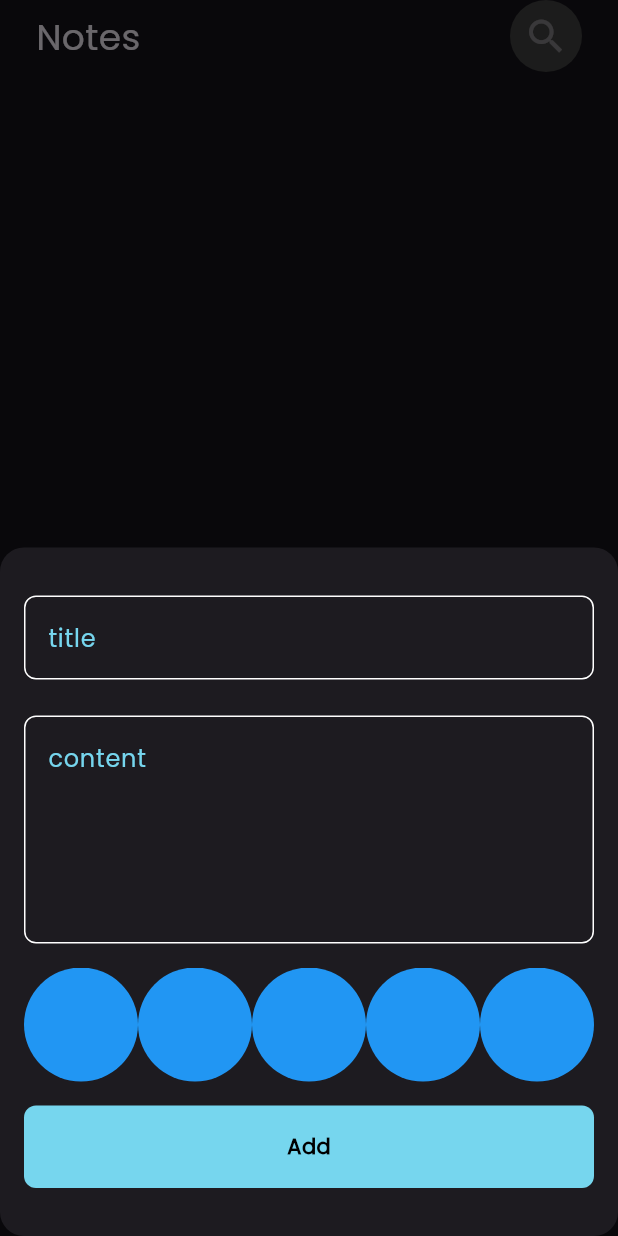
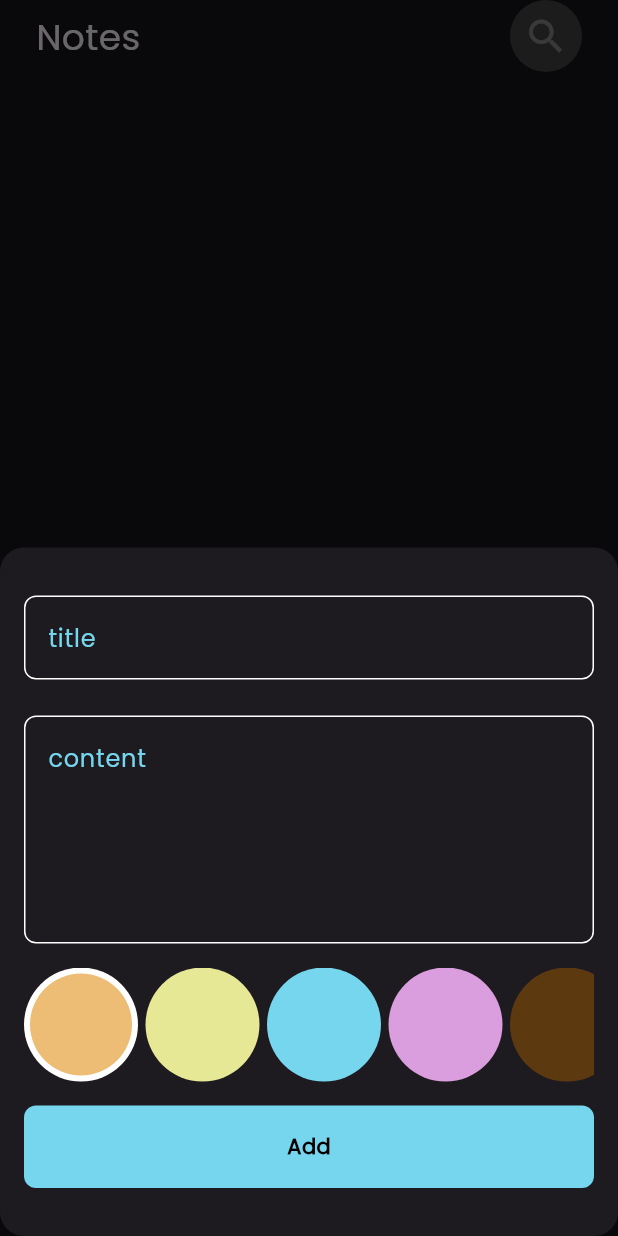
Before and after one commit to KARIMARAFAT/notes_app, a Flutter app: the screen it shows after launch, after a tap on the "add" icon, on a phone screen of 412 x 824 dp. Run offline on Flutter 3.47's test engine with Material 3 defaults, Android fonts, the phone set to English and light mode, and no system bars; our stand-ins replace flutter_bloc, font_awesome_flutter, hive, hive_flutter; missing offline and left inert: dart:ffi; accounts and stored records are empty.

Commit message:
complete add colors to notes and choose from add form

```diff
--- a/lib/cubits/add_note_cubit/add_note_cubit_cubit.dart
+++ b/lib/cubits/add_note_cubit/add_note_cubit_cubit.dart
@@ -1,3 +1,4 @@
+import 'package:flutter/widgets.dart';
 import 'package:flutter_bloc/flutter_bloc.dart';
 import 'package:hive/hive.dart';
 import 'package:notes_app/constants/app_consts.dart';
@@ -6,8 +7,10 @@ import 'package:notes_app/models/note_model.dart';
 
 class AddNoteCubit extends Cubit<AddNoteCubitState> {
   AddNoteCubit() : super(AddNoteCubitInitial());
+  Color? color;
   addnote(NoteModel note) async {
     emit(AddNoteCubitLoading());
+    note.color = color!.value;
     try {
       var notesBox = Hive.box<NoteModel>(AppConsts.knotesbox);
       await notesBox.add(note);
--- a/lib/models/note_model.dart
+++ b/lib/models/note_model.dart
@@ -10,7 +10,7 @@ class NoteModel extends HiveObject {
   @HiveField(2)
   final String date;
   @HiveField(3)
-  final int color;
+  int color;
   NoteModel({
     required this.title,
     required this.subtitle,
--- a/lib/widgets/colors_list_view.dart
+++ b/lib/widgets/colors_list_view.dart
@@ -1,26 +1,65 @@
+import 'dart:ffi';
+
 import 'package:flutter/material.dart';
+import 'package:flutter_bloc/flutter_bloc.dart';
+import 'package:notes_app/cubits/add_note_cubit/add_note_cubit_cubit.dart';
+import 'package:notes_app/cubits/cubit/notes_cubit.dart';
 
 class ColorItem extends StatelessWidget {
-  const new({super.key});
-
+  const ColorItem({super.key, required this.isActive, required this.color});
+  final bool isActive;
+  final Color color;
   @override
   Widget build(BuildContext context) {
-    return CircleAvatar(radius: 38, backgroundColor: Colors.blue);
+    return isActive
+        ? CircleAvatar(
+            radius: 38,
+            backgroundColor: Colors.white,
+            child: CircleAvatar(radius: 34, backgroundColor: color),
+          )
+        : CircleAvatar(radius: 38, backgroundColor: color);
   }
 }
 
-class ColorsListView extends StatelessWidget {
+class ColorsListView extends StatefulWidget {
   const ColorsListView({super.key});
 
+  @override
+  State<ColorsListView> createState() => _ColorsListViewState();
+}
+
+class _ColorsListViewState extends State<ColorsListView> {
+  int currentIndex = 0;
+  List<Color> colors = const [
+    Color(0xffEDBC75),
+    Color(0xffE7E896),
+    Color(0xff76D6EE),
+    Color(0xffDA9DDD),
+    Color(0xff5D3910),
+    Color(0xff006488),
+  ];
   @override
   Widget build(BuildContext context) {
     return SizedBox(
       height: 38 * 2,
       child: ListView.builder(
-        itemCount: 10,
+        itemCount: colors.length,
         scrollDirection: Axis.horizontal,
         itemBuilder: (context, index) {
-          return ColorItem();
+          return GestureDetector(
+            onTap: () {
+              currentIndex = index;
+              BlocProvider.of<AddNoteCubit>(context).color = colors[index];
+              setState(() {});
+            },
+            child: Padding(
+              padding: const EdgeInsets.only(right: 5.0),
+              child: ColorItem(
+                isActive: currentIndex == index,
+                color: colors[index],
+              ),
+            ),
+          );
         },
       ),
     );
--- a/lib/widgets/notes_view_body.dart
+++ b/lib/widgets/notes_view_body.dart
@@ -18,13 +18,6 @@ class _NotesViewBodyState extends State<NotesViewBody> {
     super.initState();
   }
 
-  final List<int> availablecolors = [
-    0xffEDBC75,
-    0xffE7E896,
-    0xff76D6EE,
-    0xffDA9DDD,
-  ];
-
   @override
   Widget build(BuildContext context) {
     return SafeArea(
```
